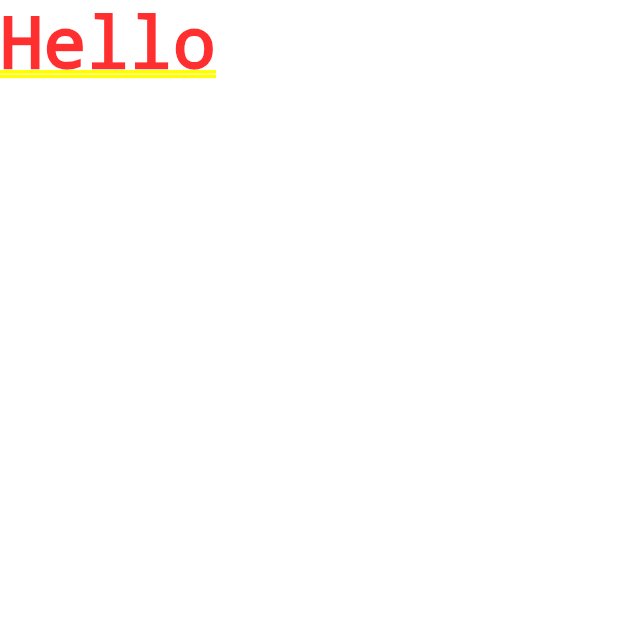
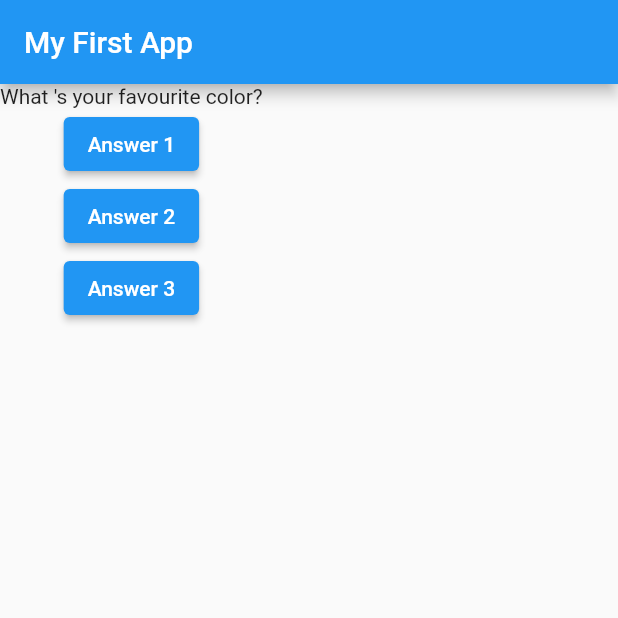
Before and after one commit to Mobile-Tech-Team/flutter-video-study-wolf, a Flutter app: the screen it shows after launch, on a phone screen of 412 x 824 dp, the top half of it. Run offline on Flutter 3.47's test engine with Material 2 defaults, Android fonts, the phone set to English and light mode, and no system bars.

```diff
--- a/lib/main.dart
+++ b/lib/main.dart
@@ -2,12 +2,52 @@
 
 import 'package:flutter/material.dart';
 
-void main() {
-  runApp(MyApp());
+void main() => runApp(MyApp());
+
+class MyApp extends StatefulWidget {
+  @override
+  State<StatefulWidget> createState() {
+    // TODO: implement createState
+    return _MyAppState();
+  }
 }
 
-class MyApp extends StatelessWidget {
+class _MyAppState extends State<MyApp> {
+  var _questionIndex = 0;
+  void _answerQuestion() {
+    setState(() {
+      _questionIndex = _questionIndex + 1;
+    });
+    print(_questionIndex);
+  }
+
+  @override
   Widget build(BuildContext context) {
-    return MaterialApp(home: Text('Hello'),);
+    var questions = [
+      'What \'s your favourite color?',
+      'What \'s your favourite animarl?'
+    ];
+    return MaterialApp(
+      home: Scaffold(
+        appBar: AppBar(title: Text('My First App')),
+        body: Column(children: [
+          Text(questions[_questionIndex]),
+          ElevatedButton(
+            child: Text('Answer 1'),
+            onPressed: _answerQuestion,
+          ),
+          ElevatedButton(
+            child: Text('Answer 2'),
+            onPressed: () => print('Answer 2 chosen'),
+          ),
+          ElevatedButton(
+            child: Text('Answer 3'),
+            onPressed: () {
+              print('Answer 3 chosen');
+            },
+          ),
+        ]),
+      ),
+    );
   }
 }
```
